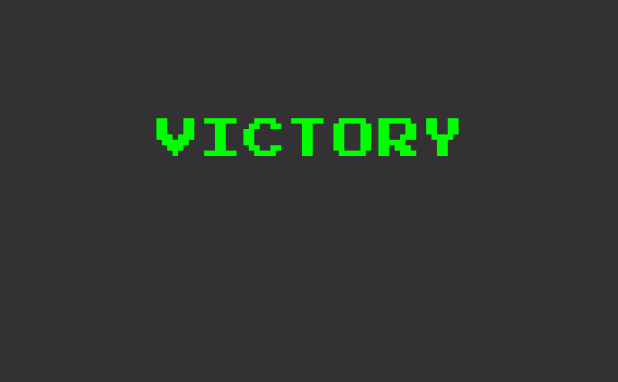
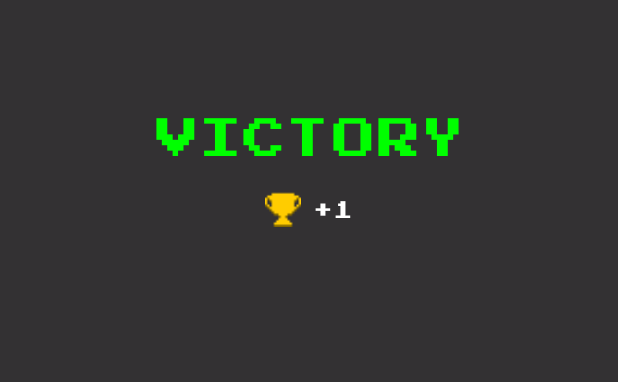
Before and after one commit to Karakurik/team1-project-summer-lab-2023, an Android app: the layout overlay_game_over.xml on its own in the app's theme, with its tools: preview values and no code run, on a phone screen of 412 x 824 dp. Shown: the top 382 px of the screen. Run offline under Robolectric (Android 15) with nearby library versions, the phone set to English and light mode, and no system bars.

Commit message:
some visual changes

```diff
--- a/app/src/main/java/ru/itis/team1/summer2023/lab/RulesFragment.kt
+++ b/app/src/main/java/ru/itis/team1/summer2023/lab/RulesFragment.kt
@@ -35,6 +35,8 @@ class RulesFragment: Fragment(R.layout.fragment_rules) {
                 setIndividualMessage(tvM2Oldman, name)
                 setIndividualMessage(tvM3Oldman, name)
                 blockInputting(etM1Player)
+                tiM1Player.isHintEnabled = false
+                etM1Player.setText(name)
                 navigateButton(btnRespond)
             } else {
                 btnRespond.setOnClickListener {
--- a/app/src/main/res/layout/input_letter.xml
+++ b/app/src/main/res/layout/input_letter.xml
@@ -4,6 +4,8 @@
     xmlns:tools="http://schemas.android.com/tools"
     android:layout_width="56dp"
     android:layout_height="56dp"
+    app:boxStrokeWidth="0dp"
+    app:boxStrokeWidthFocused="0dp"
     android:background="@color/element_bg">
 
 
@@ -19,6 +21,7 @@
         android:textAllCaps="true"
         android:textColor="@color/text"
         android:textSize="18sp"
+        android:cursorVisible="false"
         app:layout_constraintBottom_toBottomOf="parent"
         app:layout_constraintEnd_toEndOf="parent"
         app:layout_constraintStart_toStartOf="parent"
--- a/app/src/main/res/layout/overlay_game_over.xml
+++ b/app/src/main/res/layout/overlay_game_over.xml
@@ -3,6 +3,7 @@
     xmlns:app="http://schemas.android.com/apk/res-auto"
     android:layout_width="match_parent"
     android:layout_height="match_parent"
+    xmlns:tools="http://schemas.android.com/tools"
     android:background="@color/overlay_background">
 
     <TextView
@@ -16,6 +17,32 @@
         app:layout_constraintEnd_toEndOf="parent"
         app:layout_constraintStart_toStartOf="parent"
         app:layout_constraintTop_toTopOf="parent" />
+
+    <LinearLayout
+        android:id="@+id/ll_trophy"
+        android:layout_width="wrap_content"
+        android:layout_height="wrap_content"
+        app:layout_constraintTop_toBottomOf="@id/tv_title"
+        android:orientation="horizontal"
+        android:layout_marginTop="16dp"
+        app:layout_constraintStart_toStartOf="parent"
+        app:layout_constraintEnd_toEndOf="parent">
+
+        <ImageView
+            android:id="@+id/iv_trophy"
+            android:layout_width="24dp"
+            android:layout_height="24dp"
+            android:layout_marginEnd="8dp"
+            tools:src="@drawable/trophy1" />
+
+        <TextView
+            android:layout_width="wrap_content"
+            android:layout_height="wrap_content"
+            android:text="@string/plus_1_text"
+            android:textColor="@color/text"
+            android:textSize="16sp" />
+
+    </LinearLayout>
 
     <LinearLayout
         android:layout_width="match_parent"
--- a/app/src/main/res/values/colors.xml
+++ b/app/src/main/res/values/colors.xml
@@ -5,6 +5,7 @@
     <color name="background">#000000</color>
     <color name="primary">#00FF00</color>
     <color name="element_bg">#232323</color>
+    <color name="element_bg_focused">#464646</color>
     <color name="bull">#00FF00</color>
     <color name="cow">#FFFF00</color>
     <color name="miss">#696969</color>
--- a/app/src/main/res/values/strings.xml
+++ b/app/src/main/res/values/strings.xml
@@ -27,4 +27,5 @@
     <string name="defeat_text">Defeat</string>
     <string name="game_win_text_1">That was a tough one! I guess you are better than I expected… Here is the definition: %1$s.</string>
     <string name="game_lose_text_1">Ha, I told you, no one can handle this. But you can have another try, just for fun.</string>
+    <string name="plus_1_text">+1</string>
 </resources>
--- a/app/src/main/res/values/themes.xml
+++ b/app/src/main/res/values/themes.xml
@@ -1,4 +1,4 @@
-<resources xmlns:tools="http://schemas.android.com/tools">
+<resources>
     <!-- Base application theme. -->
     <style name="Base.Theme.Team1projectsummerlab2023" parent="Theme.Material3.DayNight.NoActionBar">
         <!-- Customize your light theme here. -->
@@ -7,5 +7,6 @@
 
     <style name="Theme.Team1projectsummerlab2023" parent="Base.Theme.Team1projectsummerlab2023">
         <item name="fontFamily">@font/joystix</item>
+        <item name="colorPrimaryDark">@color/background</item>
     </style>
 </resources>
```
Also changed, not shown: app/src/main/java/ru/itis/team1/summer2023/lab/GameFragment.kt (+24 -1 lines), app/src/main/java/ru/itis/team1/summer2023/lab/ImageViewExt.kt (added, +11 -0 lines), app/src/main/java/ru/itis/team1/summer2023/lab/ProfileFragment.kt (+0 -9 lines).
